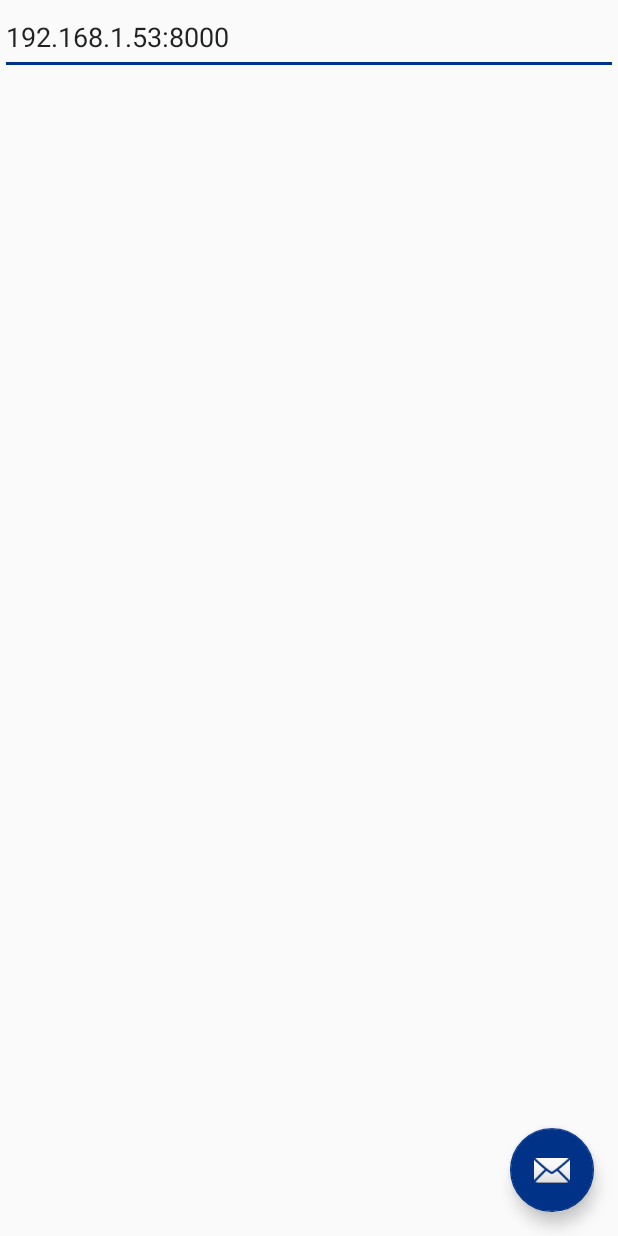
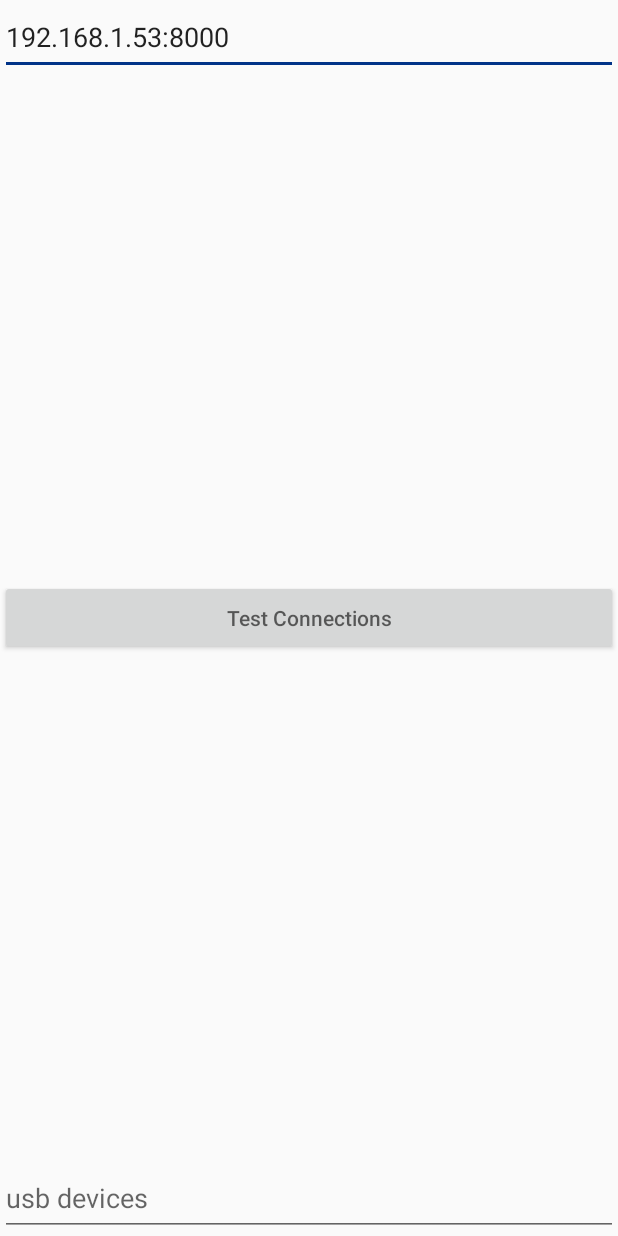
Before and after one commit to joshi1983/rc_car, an Android app: the SettingsActivity screen opened directly, with no data from a screen before it, on a phone screen of 412 x 824 dp. Run offline under Robolectric (Android 15) with nearby library versions, the phone set to English and light mode, and no system bars.

Commit message:
android: SettingsActivity: added button for testing connection and EditText for listing USB devices and troubleshooting ArduinIO code
Also, configured to not show the onscreen keyboard immediately because it was annoying to have it always pop up.

```diff
--- a/android/CarController/app/src/main/AndroidManifest.xml
+++ b/android/CarController/app/src/main/AndroidManifest.xml
@@ -38,7 +38,8 @@
         <activity
             android:name=".SettingsActivity"
             android:label="@string/title_activity_settings"
-            android:theme="@style/AppTheme.NoActionBar">
+            android:theme="@style/AppTheme.NoActionBar"
+            android:windowSoftInputMode="stateHidden">
         </activity>
     </application>
 
--- a/android/CarController/app/src/main/java/rc_car/com/carcontroller/SettingsActivity.java
+++ b/android/CarController/app/src/main/java/rc_car/com/carcontroller/SettingsActivity.java
@@ -1,15 +1,14 @@
 package rc_car.com.carcontroller;
 
+import android.content.Context;
 import android.os.Bundle;
-import android.support.design.widget.FloatingActionButton;
-import android.support.design.widget.Snackbar;
 import android.support.v7.app.AppCompatActivity;
-import android.support.v7.widget.Toolbar;
 import android.view.View;
 import android.widget.EditText;
 
 public class SettingsActivity extends AppCompatActivity {
     private EditText serverNameInput;
+    private EditText usbDevicesList;
     private Config config = Config.getSingleton();
 
     @Override
@@ -19,15 +18,21 @@ public class SettingsActivity extends AppCompatActivity {
 
         serverNameInput = (EditText)findViewById(R.id.server_host);
         serverNameInput.setText(config.getServerHost());
+        usbDevicesList = (EditText)findViewById(R.id.usb_devices);
+    }
 
-        FloatingActionButton fab = (FloatingActionButton) findViewById(R.id.fab);
-        fab.setOnClickListener(new View.OnClickListener() {
-            @Override
-            public void onClick(View view) {
-                // close activity.
+    private String testArduinoConnection() {
+        return ArduinoIO.getUSBDevicesDescription(this);
+    }
 
-            }
-        });
+    private String testServerConnection() {
+        String result = "";
+
+        return result;
+    }
+
+    public void testConnections(View v) {
+        usbDevicesList.setText(testArduinoConnection());
     }
 
 }
--- a/android/CarController/app/src/main/res/layout/activity_settings.xml
+++ b/android/CarController/app/src/main/res/layout/activity_settings.xml
@@ -13,14 +13,25 @@
               android:layout_height="50dp"
               android:layout_gravity="top|start"
               android:singleLine="true"
+              android:focusable="true"
+              android:focusableInTouchMode="true"
               android:hint="server name"/>
 
-    <android.support.design.widget.FloatingActionButton
-        android:id="@+id/fab"
-        android:layout_width="wrap_content"
-        android:layout_height="wrap_content"
-        android:layout_gravity="bottom|end"
-        android:layout_margin="@dimen/fab_margin"
-        android:src="@android:drawable/ic_dialog_email"/>
+    <Button android:id="@+id/test_connection"
+              android:layout_width="fill_parent"
+              android:layout_height="50dp"
+              android:layout_gravity="center|center"
+              android:singleLine="true"
+              android:onClick="testConnections"
+              android:hint="Test Connections"/>
+
+    <EditText android:id="@+id/usb_devices"
+              android:layout_width="fill_parent"
+              android:layout_height="50dp"
+              android:layout_gravity="bottom|left"
+              android:singleLine="true"
+              android:editable="false"
+              android:hint="usb devices"/>
+
 
 </android.support.design.widget.CoordinatorLayout>
```
